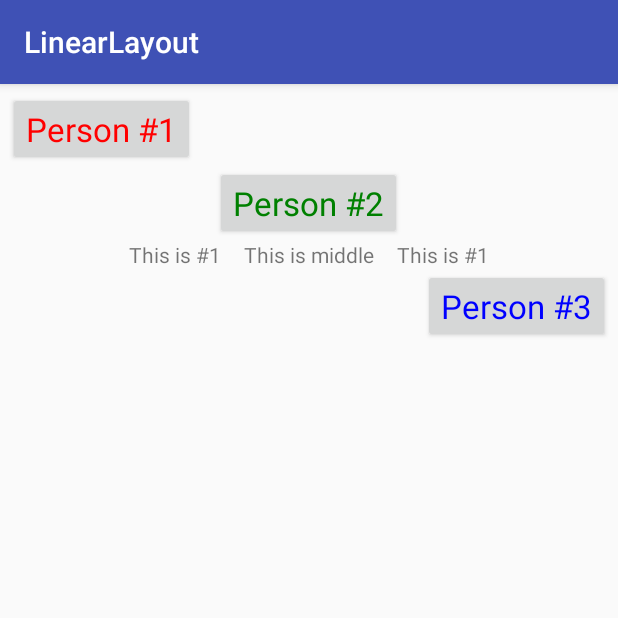
After one commit to AustinMinnon/Android-Layout-Tutorials, an Android app: the RelativeLayout screen opened directly, with no data from a screen before it, on a phone screen of 412 x 824 dp, the top half of it. The commit adds this screen. Run offline under Robolectric (Android 15) with nearby library versions, the phone set to English and light mode, and no system bars.

Commit message:
adds relative layout activity

```diff
--- a/app/src/main/AndroidManifest.xml
+++ b/app/src/main/AndroidManifest.xml
@@ -15,7 +15,9 @@
                 <category android:name="android.intent.category.LAUNCHER" />
             </intent-filter>
         </activity>
-        <activity android:name=".FrameLayout"></activity>
+        <activity android:name=".FrameLayout" />
+        <activity android:name=".RelativeLayout"></activity>
+        <activity android:name=".TableLayout"></activity>
     </application>
 
 </manifest>
--- /dev/null
+++ b/app/src/main/java/com/example/guest/linearlayout/RelativeLayout.java
@@ -0,0 +1,13 @@
+package com.example.guest.linearlayout;
+
+import android.support.v7.app.AppCompatActivity;
+import android.os.Bundle;
+
+public class RelativeLayout extends AppCompatActivity {
+
+    @Override
+    protected void onCreate(Bundle savedInstanceState) {
+        super.onCreate(savedInstanceState);
+        setContentView(R.layout.activity_relative_layout);
+    }
+}
--- /dev/null
+++ b/app/src/main/java/com/example/guest/linearlayout/TableLayout.java
@@ -0,0 +1,13 @@
+package com.example.guest.linearlayout;
+
+import android.support.v7.app.AppCompatActivity;
+import android.os.Bundle;
+
+public class TableLayout extends AppCompatActivity {
+
+    @Override
+    protected void onCreate(Bundle savedInstanceState) {
+        super.onCreate(savedInstanceState);
+        setContentView(R.layout.activity_table_layout);
+    }
+}
--- /dev/null
+++ b/app/src/main/res/layout/activity_relative_layout.xml
@@ -0,0 +1,69 @@
+<RelativeLayout
+    xmlns:android="http://schemas.android.com/apk/res/android"
+    android:layout_width="match_parent"
+    android:layout_height="match_parent"
+    android:layout_marginTop="5dp"
+    android:layout_marginBottom="5dp"
+    android:layout_marginLeft="5dp"
+    android:layout_marginRight="5dp"
+    >
+
+    <Button
+        android:id="@+id/redButton"
+        android:layout_width="wrap_content"
+        android:layout_height="wrap_content"
+        android:textAppearance="?android:attr/textAppearanceLarge"
+        android:textColor="#FF0000"
+        android:layout_alignParentLeft="true"
+        android:layout_alignParentStart="true"
+        android:text="@string/redButton"/>
+
+    <Button
+        android:id="@+id/greenButton"
+        android:layout_width="wrap_content"
+        android:layout_height="wrap_content"
+        android:textAppearance="?android:attr/textAppearanceLarge"
+        android:textColor="#008000"
+        android:layout_gravity="center"
+        android:text="@string/greenButton"
+        android:layout_below="@id/redButton"
+        android:layout_centerHorizontal="true"/>
+
+    <TextView
+        android:layout_width="wrap_content"
+        android:layout_height="wrap_content"
+        android:id="@+id/middleTextView"
+        android:text="@string/middleText"
+        android:layout_below="@id/greenButton"
+        android:layout_centerHorizontal="true"/>
+
+    <TextView
+        android:id="@+id/leftTextView"
+        android:layout_below="@id/greenButton"
+        android:layout_toLeftOf="@id/middleTextView"
+        android:layout_width="wrap_content"
+        android:layout_height="wrap_content"
+        android:text="This is #1"
+        android:paddingRight="15dp"/>
+
+    <TextView
+        android:id="@+id/rightTextView"
+        android:layout_below="@id/greenButton"
+        android:layout_toRightOf="@id/middleTextView"
+        android:layout_width="wrap_content"
+        android:layout_height="wrap_content"
+        android:text="This is #1"
+        android:paddingLeft="15dp"/>
+
+
+    <Button
+        android:layout_width="wrap_content"
+        android:layout_height="wrap_content"
+        android:id="@+id/blueButton"
+        android:textAppearance="?android:attr/textAppearanceLarge"
+        android:textColor="#0000FF"
+        android:text="Person #3"
+        android:layout_below="@id/rightTextView"
+        android:layout_alignParentRight="true"/>
+
+</RelativeLayout>
--- /dev/null
+++ b/app/src/main/res/layout/activity_table_layout.xml
@@ -0,0 +1,12 @@
+<?xml version="1.0" encoding="utf-8"?>
+<RelativeLayout xmlns:android="http://schemas.android.com/apk/res/android"
+    xmlns:tools="http://schemas.android.com/tools"
+    android:layout_width="match_parent"
+    android:layout_height="match_parent"
+    android:paddingBottom="@dimen/activity_vertical_margin"
+    android:paddingLeft="@dimen/activity_horizontal_margin"
+    android:paddingRight="@dimen/activity_horizontal_margin"
+    android:paddingTop="@dimen/activity_vertical_margin"
+    tools:context="com.example.guest.linearlayout.TableLayout">
+
+</RelativeLayout>
--- a/app/src/main/res/values/strings.xml
+++ b/app/src/main/res/values/strings.xml
@@ -1,3 +1,6 @@
 <resources>
     <string name="app_name">LinearLayout</string>
+    <string name="redButton">Person #1</string>
+    <string name="greenButton">Person #2</string>
+    <string name="middleText">This is middle</string>
 </resources>
```
